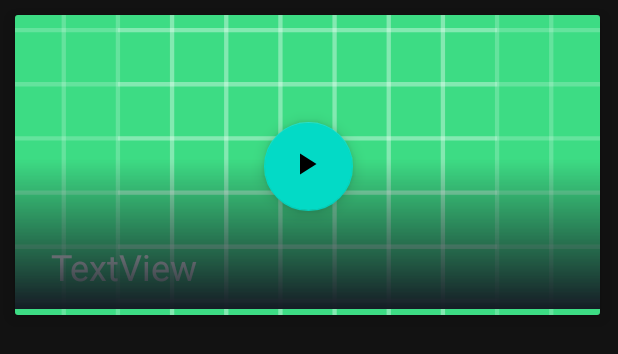
After one commit to OussamaAarab/Android_Project, an Android app: the layout video_card.xml on its own in the app's theme, with its tools: preview values and no code run, on a phone screen of 412 x 824 dp. The commit adds this screen. Shown: the top 354 px of the screen. Run offline under Robolectric (Android 15) with nearby library versions, the phone set to English and light mode, and no system bars; network calls fail; Roboto replaces fonts that are not available here.

Commit message:
Added Videos in details page

```diff
--- a/app/src/main/java/com/example/androidproject/Handlers/MovieDetailsHandler.java
+++ b/app/src/main/java/com/example/androidproject/Handlers/MovieDetailsHandler.java
@@ -11,6 +11,7 @@ import android.widget.TextView;
 import androidx.annotation.NonNull;
 
 import com.example.androidproject.Fragment.SearchFragment;
+import com.example.androidproject.HomeAdapter.VideoAdapter;
 import com.example.beans.Movie;
 import com.squareup.picasso.Picasso;
 
@@ -40,6 +41,7 @@ public class MovieDetailsHandler extends Handler {
             {
                 genre[i].setText(movie.getGenres()[i].getName());
                 genre[i].setVisibility(View.VISIBLE);
+                if(i==3) break;
             }
 
             String s="";
@@ -58,6 +60,8 @@ public class MovieDetailsHandler extends Handler {
             RatingBar ratingBar=(RatingBar) objMovie.get("ratingBar");
             Picasso.get().load(linkImage).into(imageView);
             ratingBar.setRating(movie.getVote_average()*0.5f);
+            VideoAdapter adapter = (VideoAdapter) objMovie.get("video_adapter");
+            adapter.setData(movie.getVideos());
         }
 
 
--- /dev/null
+++ b/app/src/main/res/layout/video_card.xml
@@ -0,0 +1,72 @@
+<?xml version="1.0" encoding="utf-8"?>
+<com.google.android.material.card.MaterialCardView xmlns:android="http://schemas.android.com/apk/res/android"
+    xmlns:tools="http://schemas.android.com/tools"
+    android:layout_width="390dp"
+    android:layout_height="200dp"
+    xmlns:app="http://schemas.android.com/apk/res-auto"
+    app:cardCornerRadius="2dp"
+    app:cardElevation="8dp"
+    android:layout_margin="10dp">
+
+    <androidx.constraintlayout.widget.ConstraintLayout
+        android:layout_width="match_parent"
+        android:layout_height="match_parent">
+
+
+        <ImageView
+            android:id="@+id/video_img"
+            android:layout_width="0dp"
+            android:layout_height="0dp"
+            android:scaleType="centerCrop"
+            android:src="@drawable/ic_launcher_background"
+            app:layout_constraintBottom_toBottomOf="parent"
+            app:layout_constraintEnd_toEndOf="parent"
+            app:layout_constraintHorizontal_bias="0.0"
+            app:layout_constraintStart_toStartOf="parent"
+            app:layout_constraintTop_toTopOf="parent"
+            app:layout_constraintVertical_bias="0.0" />
+
+        <com.google.android.material.floatingactionbutton.FloatingActionButton
+            android:id="@+id/VideofloatingActionButton"
+            android:layout_width="70dp"
+            android:layout_height="59dp"
+            android:clickable="true"
+            android:src="@drawable/ic_baseline_play_arrow_24"
+            app:layout_constraintBottom_toBottomOf="parent"
+            app:layout_constraintEnd_toEndOf="parent"
+            app:layout_constraintHorizontal_bias="0.503"
+            app:layout_constraintStart_toStartOf="@+id/video_img"
+            app:layout_constraintTop_toTopOf="@+id/video_img"
+            app:layout_constraintVertical_bias="0.508" />
+
+        <TextView
+            android:id="@+id/video_title"
+            android:layout_width="0dp"
+            android:layout_height="wrap_content"
+            android:layout_marginStart="24dp"
+            android:layout_marginEnd="24dp"
+            android:text="TextView"
+            android:textColor="#ffffff"
+            android:textSize="24sp"
+            app:layout_constraintBottom_toBottomOf="@+id/video_img"
+            app:layout_constraintEnd_toEndOf="@+id/imageView4"
+            app:layout_constraintHorizontal_bias="0.0"
+            app:layout_constraintStart_toStartOf="@+id/imageView4"
+            app:layout_constraintTop_toTopOf="@+id/imageView4"
+            app:layout_constraintVertical_bias="0.777" />
+
+        <ImageView
+            android:id="@+id/imageView4"
+            android:layout_width="0dp"
+            android:layout_height="100dp"
+            android:layout_marginBottom="4dp"
+            app:layout_constraintBottom_toBottomOf="parent"
+            app:layout_constraintEnd_toEndOf="parent"
+            app:layout_constraintHorizontal_bias="0.0"
+            app:layout_constraintStart_toStartOf="parent"
+            app:srcCompat="@drawable/gradient_black" />
+
+    </androidx.constraintlayout.widget.ConstraintLayout>
+
+
+</com.google.android.material.card.MaterialCardView>
--- a/app/src/main/res/values/strings.xml
+++ b/app/src/main/res/values/strings.xml
@@ -7,6 +7,7 @@
     <string name="trending_movies_week">Trending Movies of the week</string>
     <string name="popular_series">Popular Series</string>
     <string name="show_more">Show more</string>
+    <string name="videos">videos</string>
 
     <!-- TODO: Remove or change this placeholder text -->
     <string name="hello_blank_fragment">Hello blank fragment</string>
```
Also changed, not shown: app/src/main/java/com/example/androidproject/Fragment/MovieDetails.java (renamed from app/src/main/java/com/example/androidproject/MovieDetails.java, +21 -4 lines), app/src/main/java/com/example/androidproject/HomeAdapter/VideoAdapter.java (added, +90 -0 lines), app/src/main/java/com/example/api/API_Movie.java (+21 -0 lines), app/src/main/java/com/example/beans/Movie.java (+10 -0 lines), app/src/main/java/com/example/beans/Video.java (added, +76 -0 lines), app/src/main/res/layout/fragment_movie_details.xml (+46 -2 lines), 1 other file.
